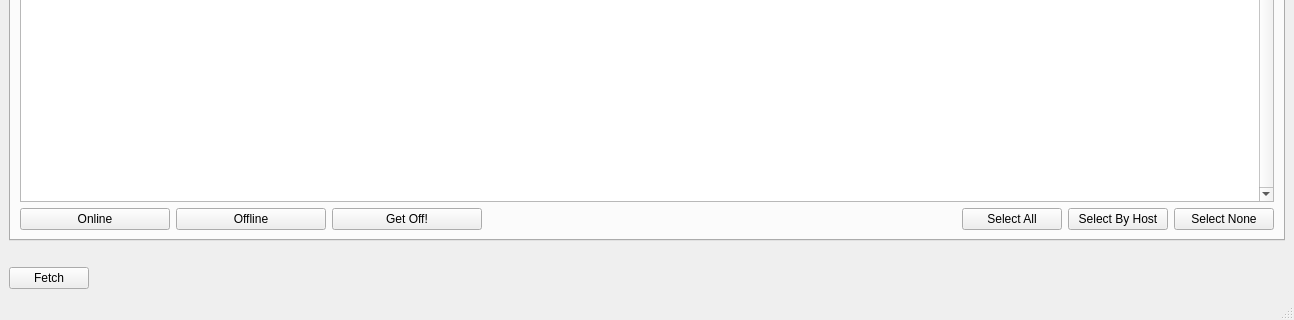
david2777/DPS_Hydra, file ui/UI_FarmView.ui: the form before one commit; both pictures show x 0 to 1294 and y 390 to 710 of the 1294 by 710 pixel window.
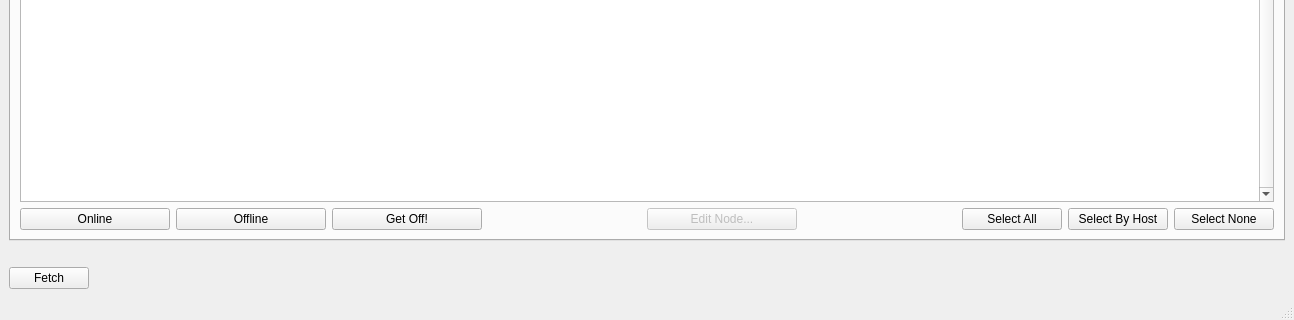
The form after the commit. The open tabs and pages were chosen to show the change.

```diff
--- a/ui/UI_FarmView.ui
+++ b/ui/UI_FarmView.ui
@@ -249,6 +249,35 @@
             </property>
            </widget>
           </item>
+          <item>
+           <spacer name="horizontalSpacer_2">
+            <property name="orientation">
+             <enum>Qt::Horizontal</enum>
+            </property>
+            <property name="sizeHint" stdset="0">
+             <size>
+              <width>40</width>
+              <height>20</height>
+             </size>
+            </property>
+           </spacer>
+          </item>
+          <item>
+           <widget class="QPushButton" name="editNodeButton">
+            <property name="enabled">
+             <bool>false</bool>
+            </property>
+            <property name="minimumSize">
+             <size>
+              <width>150</width>
+              <height>0</height>
+             </size>
+            </property>
+            <property name="text">
+             <string>Edit Node...</string>
+            </property>
+           </widget>
+          </item>
           <item>
            <spacer name="horizontalSpacer">
             <property name="orientation">
```
Left out of the diff: 27 changed lines with no effect on the pictures.
